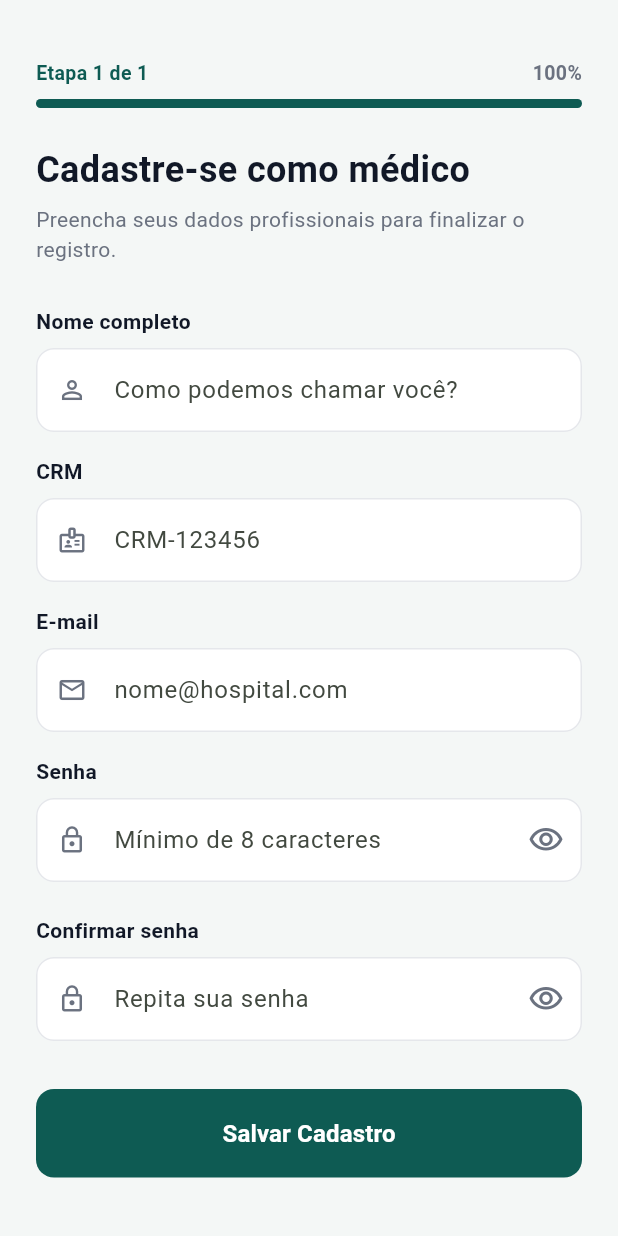
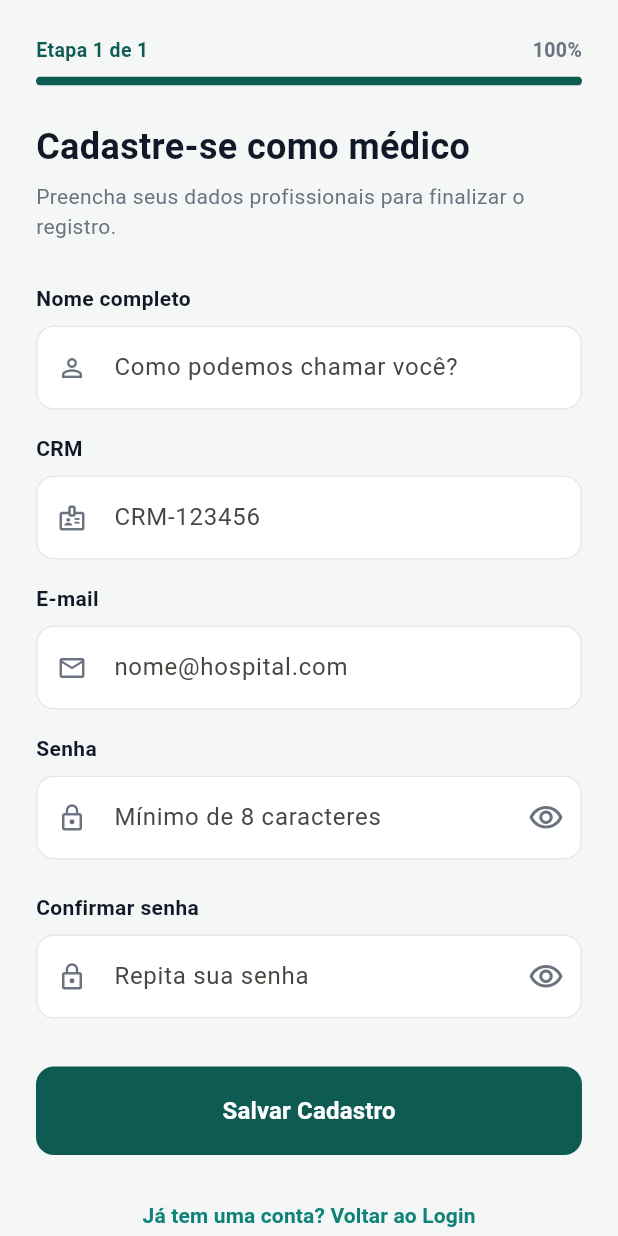
Before and after one commit to Swatanho/projdsi-ufrpe, a Flutter app: the DoctorRegisterScreen screen opened directly, on a phone screen of 412 x 824 dp. Run offline on Flutter 3.47's test engine with Material 3 defaults, Android fonts, the phone set to English and light mode, and no system bars; our stand-ins replace cloud_firestore, firebase_auth, firebase_core; accounts and stored records are empty.

Commit message:
ux(auth): refinamento da tela de cadastro e adição de fallback

```diff
--- a/frontend/lib/features/home/presentation/screens/doctor_register_screen.dart
+++ b/frontend/lib/features/home/presentation/screens/doctor_register_screen.dart
@@ -323,6 +323,21 @@ class _DoctorRegisterScreenState extends State<DoctorRegisterScreen> {
                               )
                             : const Text('Salvar Cadastro', style: TextStyle(fontSize: 16, fontWeight: FontWeight.bold)),
                       ),
+                      const SizedBox(height: 16), // Dá um pequeno espaço entre os botões
+
+                      TextButton(
+                        onPressed: () {
+                          Navigator.pop(context);
+                        },
+                        child: const Text(
+                          'Já tem uma conta? Voltar ao Login',
+                          style: TextStyle(
+                            color: Color(0xFF0D8279), // Usa o verde escuro do teu tema
+                            fontWeight: FontWeight.w600,
+                            fontSize: 14,
+                          ),
+                        ),
+                      ),
                     ],
                   ),
                 ),
```
